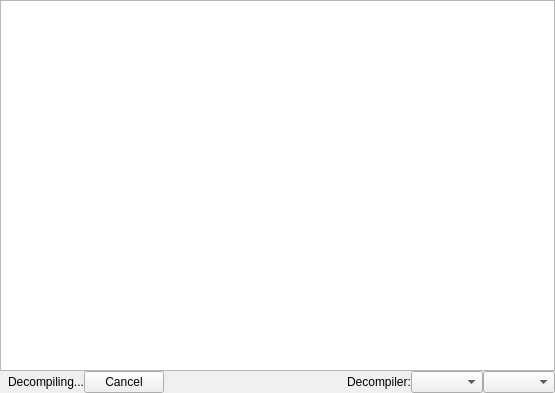
Qt form src/widgets/DecompilerWidget.ui (radareorg/iaito) before a commit.
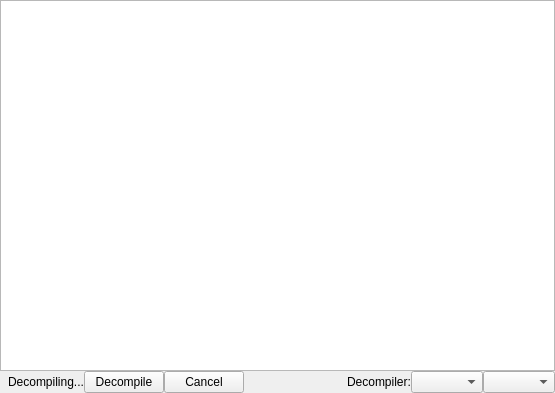
The same form after that commit.

```diff
--- a/src/widgets/DecompilerWidget.ui
+++ b/src/widgets/DecompilerWidget.ui
@@ -54,6 +54,16 @@
            </property>
           </widget>
          </item>
+         <item>
+          <widget class="QPushButton" name="decompileButton">
+           <property name="text">
+            <string>Decompile</string>
+           </property>
+           <property name="visible">
+            <bool>false</bool>
+           </property>
+          </widget>
+         </item>
          <item>
           <widget class="QPushButton" name="cancelButton">
            <property name="text">
```
